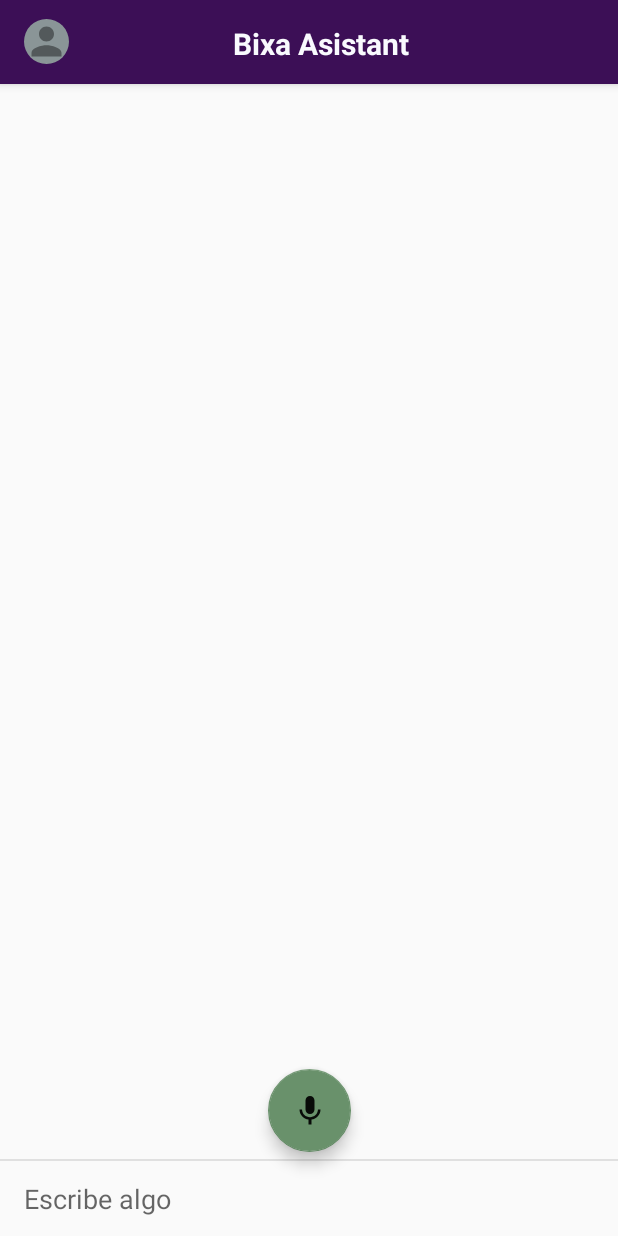
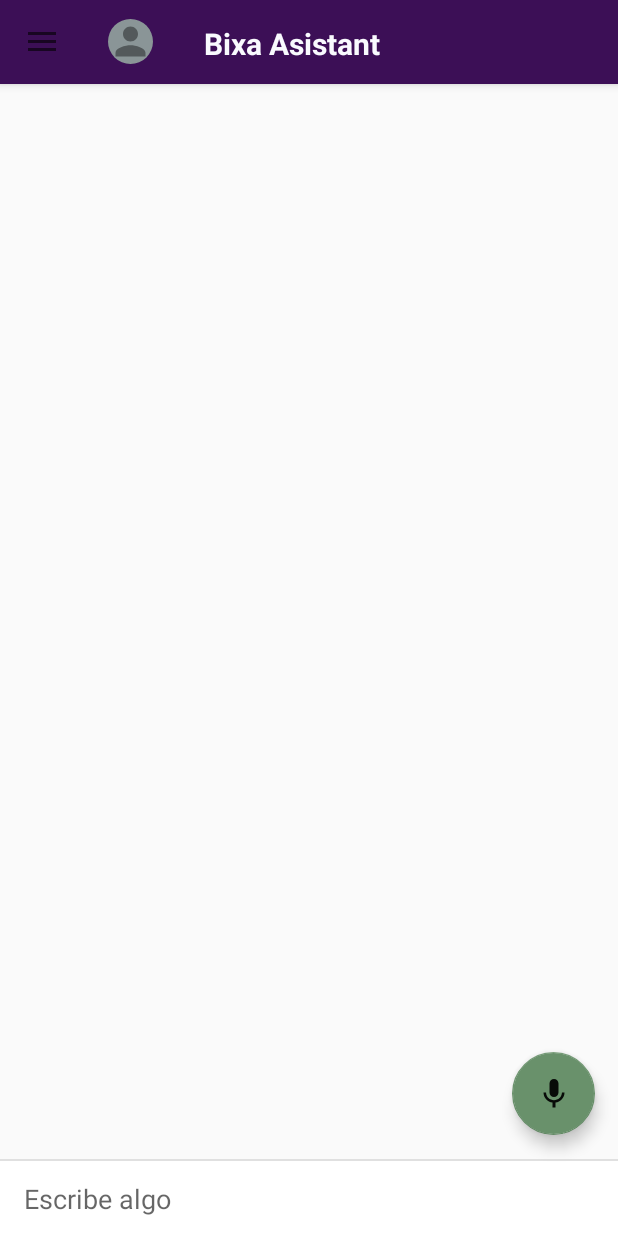
Before and after one commit to Chrisley304/Bixa_app, an Android app: the BixaMain screen opened directly, with no data from a screen before it, on a phone screen of 412 x 824 dp. Run offline under Robolectric (Android 15) with nearby library versions, the phone set to English and light mode, and no system bars; our stand-ins replace CircleImageView; Roboto replaces fonts that are not available here; 2 statements that could not run were skipped.

Commit message:
Drawer funcionando beta 1, y agregue builder de alerta al intentar cerrar sesion.

```diff
--- a/app/src/main/assets/funcionalidadesBixa.txt
+++ b/app/src/main/assets/funcionalidadesBixa.txt
@@ -1,5 +1,5 @@
 Platicar contigo
 Hacerte reír con mis chistes
-Darte las medidas y consejos sobre el COVID diecinueve
+Darte las medidas y consejos sobre el COVID 19
 Decir un dato interesante
 Programar un recordatorio o alarma
--- a/app/src/main/java/Bixa_Backend/Chis.java
+++ b/app/src/main/java/Bixa_Backend/Chis.java
@@ -14,11 +14,11 @@ public class Chis {
     final static String archivo = "chistes.txt";
     public static String getChiste(Context context) {
 
-        Scanner fileIn;
         Random chis = new Random();
         ArrayList<String> chistes = new ArrayList<>();
 
         try {
+
             // Se lee el archivo
             InputStream lector = context.getAssets().open(archivo);
             int size = lector.available();
--- a/app/src/main/java/Mensajes/PeticionUsuarioHolder.java
+++ b/app/src/main/java/Mensajes/PeticionUsuarioHolder.java
@@ -16,7 +16,6 @@ import Usuarios.Usuario;
 
 public class PeticionUsuarioHolder extends RecyclerView.ViewHolder {
     TextView mensajeUsua, horaUsuario , nombreusuario_mensaje;
-    ImageView fotoPerfilUs;
 
     PeticionUsuarioHolder(View itemView) {
         super(itemView);
@@ -24,7 +23,6 @@ public class PeticionUsuarioHolder extends RecyclerView.ViewHolder {
         mensajeUsua = (TextView) itemView.findViewById(R.id.Textvw_MensajeUsuario);
         horaUsuario = (TextView) itemView.findViewById(R.id.Textvw_HoraMenUsuario);
         nombreusuario_mensaje = (TextView) itemView.findViewById(R.id.NombreUsuario);
-        fotoPerfilUs = (ImageView) itemView.findViewById(R.id.ImagenUsuario_perfil_petUs);
     }
 
     void bind(Mensaje mensaje) {
@@ -35,9 +33,6 @@ public class PeticionUsuarioHolder extends RecyclerView.ViewHolder {
         // Crea el formato de la hora del usuario
         SimpleDateFormat dateFormat = new SimpleDateFormat("HH:mm", Locale.getDefault());
         horaUsuario.setText(dateFormat.format(mensaje.getTiempo_envio()));
-        // Inserta la foto de perfil que el usuario Ingreso
-
-//        fotoPerfilUs.setImageURI(Uri.fromFile(mensaje.getEmisor().getRuta_fotoperfil()));
 
     }
 }
--- a/app/src/main/java/com/example/login_plantilla/BixaMain.java
+++ b/app/src/main/java/com/example/login_plantilla/BixaMain.java
@@ -1,8 +1,10 @@
 package com.example.login_plantilla;
 
 import androidx.annotation.Nullable;
+import androidx.appcompat.app.ActionBarDrawerToggle;
 import androidx.appcompat.app.AlertDialog;
 import androidx.appcompat.app.AppCompatActivity;
+import androidx.appcompat.widget.Toolbar;
 import androidx.core.view.GravityCompat;
 import androidx.drawerlayout.widget.DrawerLayout;
 import androidx.recyclerview.widget.LinearLayoutManager;
@@ -10,7 +12,6 @@ import androidx.recyclerview.widget.RecyclerView;
 import android.content.ActivityNotFoundException;
 import android.content.DialogInterface;
 import android.content.Intent;
-import android.content.res.AssetManager;
 import android.net.Uri;
 import android.os.Bundle;
 import android.speech.RecognizerIntent;
@@ -18,12 +19,14 @@ import android.speech.tts.TextToSpeech;
 import android.text.Editable;
 import android.text.TextWatcher;
 import android.view.View;
-import android.widget.Button;
 import android.widget.EditText;
 import android.widget.ImageButton;
 import android.widget.TextView;
 import android.widget.Toast;
+
 import com.google.android.material.floatingactionbutton.FloatingActionButton;
+import com.google.android.material.navigation.NavigationView;
+
 import java.util.ArrayList;
 import java.util.Locale;
 import Mensajes.ListaMensajes;
@@ -35,40 +38,63 @@ import de.hdodenhof.circleimageview.CircleImageView;
 public class BixaMain extends AppCompatActivity {
     // Variable final requerida para el Speach to text
     private static final int REQ_CODE_SPEECH_INPUT = 100;
+
+    // Variables para controlar el menu despegable
     DrawerLayout dwly;
+    Toolbar barra_herramientas;
+    NavigationView navView;
 
+    // Variables para la 'mensajeria'
     private RecyclerView mMessageRecycler;
     private ListaMensajes mMessageAdapter;
     private ImageButton Boton_Enviar;
     EditText Texto_porEnviar;
+    ArrayList<Mensaje> messageList = new ArrayList<>();
+
+    // Variables para la  "I.A."
     Usuario user;
     String username;
-    ArrayList<Mensaje> messageList = new ArrayList<>();
     FloatingActionButton BotonHablar;
     private TextToSpeech VozBixa;
+    Bixa bixa = new Bixa();
+
+    // Para la personalizacion de los menus
     CircleImageView BotonFotoperfil,fotopfDrawer;
-    Bixa bixa = new Bixa();
     TextView nombreNavbar;
     TextView usernameNavbar;
 
     protected void onCreate(Bundle savedInstanceState) {
         super.onCreate(savedInstanceState);
-        setContentView(R.layout.bixa_mensajes);
+        setContentView(R.layout.bixa_main);
+
+        // Inicializacion de variables:
+
+        // Navbar
+        dwly = findViewById(R.id.DrawerLayout);
+        BotonFotoperfil = findViewById(R.id.BotonNavDrawer);
+        fotopfDrawer = findViewById(R.id.FotoPerfilDrawer);
+        nombreNavbar = findViewById(R.id.Nombre_navbar);
+        usernameNavbar = findViewById(R.id.Username_navbar);
+        barra_herramientas = findViewById(R.id.toolbar);
+
+        // Actividad Principal (Bixa)
         Boton_Enviar = findViewById(R.id.BotonEnviarMens);
         Texto_porEnviar = findViewById(R.id.Edittxt_mensaje);
         BotonHablar = findViewById(R.id.BotonSpeachtt);
-        dwly = findViewById(R.id.DrawerLayout);
-        nombreNavbar = findViewById(R.id.Nombre_navbar);
-        usernameNavbar = findViewById(R.id.Username_navbar);
-        BotonFotoperfil = findViewById(R.id.BotonNavDrawer);
-        fotopfDrawer = findViewById(R.id.FotoPerfilDrawer);
 
+        // Accion nesesaria para la barra de herramientas
+//        setSupportActionBar(barra_herramientas);
+
+        // Para el menu despegable:
+        ActionBarDrawerToggle toggle = new ActionBarDrawerToggle(this,dwly,barra_herramientas,R.string.navigation_drawer_open,R.string.navigation_drawer_close);
+        dwly.addDrawerListener(toggle);
+        toggle.syncState();
 
         username = getIntent().getStringExtra("Usuario");
         user = BienvenidaActivity.UsuariosRegistrados.get(username);
         String nombreCompleto = user.getNombre() + " " + user.getApellido();
-        nombreNavbar.setText(nombreCompleto);
-        usernameNavbar.setText(username);
+        /*nombreNavbar.setText(nombreCompleto);
+        usernameNavbar.setText(username);*/
 
         // Si el usuario agrego foto de perfil, se colocara
         if (user.getRuta_fotoperfil() != null){
@@ -101,7 +127,7 @@ public class BixaMain extends AppCompatActivity {
         BotonFotoperfil.setOnClickListener(new View.OnClickListener() {
             @Override
             public void onClick(View v) {
-                ClickMenu(v);
+                Toast.makeText(BixaMain.this,"En construccion",Toast.LENGTH_SHORT).show();
             }
         });
 
@@ -190,37 +216,16 @@ public class BixaMain extends AppCompatActivity {
         }
     }
 
-    public void ClickMenu(View view){
-        openDrawer(dwly);
-    }
-
-    private void openDrawer(DrawerLayout drawerLayout) {
-        // Se abre el menu drawer
-        drawerLayout.openDrawer(GravityCompat.START);
-    }
-
-    public void ClickFotoPerfil(View view){
-        closeDrawer(dwly);
-    }
-
-    public void closeDrawer(DrawerLayout drawerLayout){
-        // Se cierra el menu
-        // Pero primero se verifica que este abierto en primer lugar
+    @Override
+    public void onBackPressed() {
         if(dwly.isDrawerOpen(GravityCompat.START)){
-            // Si esta abierto, se procede a cerrar
             dwly.closeDrawer(GravityCompat.START);
+        }else {
+            ClickCerrarSesion();
         }
     }
 
-    public void ClickBixa(View view){
-        recreate();
-    }
-
-    public void ClickEditPerfil(View view){
-        // Se redirige a la actividad de Editat Perfil
-        Toast.makeText(this,"EN CONSTRUCCION",Toast.LENGTH_SHORT).show();
-    }
-    public void ClickCerrarSesion(View view){
+    public void ClickCerrarSesion(){
         // Se redirige a la actividad de Editat Perfil
         AlertDialog.Builder builder = new AlertDialog.Builder(this);
         builder.setTitle("Cerrar Sesion");
@@ -241,9 +246,4 @@ public class BixaMain extends AppCompatActivity {
         builder.show();
     }
 
-    @Override
-    protected void onPause() {
-        super.onPause();
-        closeDrawer(dwly);
-    }
 }
--- /dev/null
+++ b/app/src/main/res/drawable/ic_device_unknown_24px.xml
@@ -0,0 +1,7 @@
+<vector android:alpha="0.87" android:height="24dp"
+    android:viewportHeight="24" android:viewportWidth="24"
+    android:width="24dp" xmlns:android="http://schemas.android.com/apk/res/android">
+    <path android:fillAlpha="0.3" android:fillColor="#FF000000"
+        android:pathData="M7,19h10L17,5L7,5v14zM13,18h-2v-2h2v2zM12,6.72c1.96,0 3.5,1.51 3.5,3.47 0,2.26 -2.62,2.49 -2.62,4.45h-1.76c0,-2.88 2.63,-2.7 2.63,-4.45 0,-0.93 -0.82,-1.75 -1.75,-1.75s-1.75,0.82 -1.75,1.75L8.5,10.19c0,-1.95 1.54,-3.47 3.5,-3.47z" android:strokeAlpha="0.3"/>
+    <path android:fillColor="#FF000000" android:pathData="M11,16h2v2h-2zM17,1L7,1c-1.1,0 -2,0.9 -2,2v18c0,1.1 0.9,2 2,2h10c1.1,0 2,-0.9 2,-2L19,3c0,-1.1 -0.9,-2 -2,-2zM17,19L7,19L7,5h10v14zM12,8.44c0.93,0 1.75,0.82 1.75,1.75 0,1.75 -2.63,1.57 -2.63,4.45h1.76c0,-1.96 2.62,-2.19 2.62,-4.45 0,-1.96 -1.54,-3.47 -3.5,-3.47s-3.5,1.52 -3.5,3.47h1.75c0,-0.93 0.82,-1.75 1.75,-1.75z"/>
+</vector>
--- /dev/null
+++ b/app/src/main/res/drawable/ic_logout_24px.xml
@@ -0,0 +1,5 @@
+<vector android:alpha="0.87" android:height="24dp"
+    android:viewportHeight="24" android:viewportWidth="24"
+    android:width="24dp" xmlns:android="http://schemas.android.com/apk/res/android">
+    <path android:fillColor="#FF000000" android:pathData="M5,5h7V3H5C3.9,3 3,3.9 3,5v14c0,1.1 0.9,2 2,2h7v-2H5V5zM21,12l-4,-4v3H9v2h8v3L21,12z"/>
+</vector>
--- a/app/src/main/res/layout/barra_herramientzs.xml
+++ /dev/null
@@ -1,55 +0,0 @@
-<?xml version="1.0" encoding="utf-8"?>
-<LinearLayout xmlns:android="http://schemas.android.com/apk/res/android"
-    android:layout_width="match_parent"
-    android:layout_height="match_parent"
-    xmlns:app="http://schemas.android.com/apk/res-auto"
-    android:orientation="horizontal">
-
-
-
-    <com.google.android.material.appbar.AppBarLayout
-        android:id="@+id/layout_group_chat"
-        android:layout_width="match_parent"
-        android:layout_height="wrap_content"
-        android:fitsSystemWindows="true"
-        android:orientation="vertical">
-
-        <androidx.appcompat.widget.Toolbar
-            android:id="@+id/toolbar_mensajes"
-            android:layout_width="match_parent"
-            android:layout_height="?attr/actionBarSize"
-            android:theme="@style/Widget.AppCompat.Toolbar"
-            app:popupTheme="@style/Theme.AppCompat.Light">
-
-            <de.hdodenhof.circleimageview.CircleImageView
-                android:id="@+id/BotonNavDrawer"
-                android:layout_width="30dp"
-                android:layout_height="30dp"
-                android:background="@drawable/circulo_foto_perfil"
-                android:src="@drawable/ic_baseline_person_24" />
-
-            <TextView
-                android:layout_width="wrap_content"
-                android:layout_height="25sp"
-                android:layout_marginStart="125dp"
-                android:text="Bixa Asistant"
-                android:textAlignment="center"
-                android:textColor="@color/blanco_chido"
-                android:textSize="20sp"
-                android:textStyle="bold" />
-
-        </androidx.appcompat.widget.Toolbar>
-    </com.google.android.material.appbar.AppBarLayout>
-
-    <RelativeLayout
-        android:layout_width="300dp"
-        android:layout_height="match_parent"
-        android:layout_gravity="start"
-        android:background="#FFFF">
-
-        <include
-            layout="@layout/drawer_nav"/>
-
-    </RelativeLayout>
-
-</LinearLayout>
--- a/app/src/main/res/layout/bixa_mensajes.xml
+++ b/app/src/main/res/layout/bixa_main.xml
@@ -2,30 +2,67 @@
 <androidx.drawerlayout.widget.DrawerLayout xmlns:android="http://schemas.android.com/apk/res/android"
     xmlns:app="http://schemas.android.com/apk/res-auto"
     xmlns:tools="http://schemas.android.com/tools"
+    android:id="@+id/DrawerLayout"
     android:layout_width="match_parent"
     android:layout_height="match_parent"
-    android:id="@+id/DrawerLayout">
+    android:fitsSystemWindows="true">
+
+    <com.google.android.material.navigation.NavigationView
+        android:id="@+id/nav_view"
+        android:layout_width="wrap_content"
+        android:layout_height="match_parent"
+        android:layout_gravity="start"
+        app:headerLayout="@layout/drawer_nav"
+        app:menu="@menu/menu_main" />
 
     <androidx.constraintlayout.widget.ConstraintLayout
         android:layout_width="match_parent"
         android:layout_height="match_parent">
 
-        <include
-            android:id="@+id/include3"
-            layout="@layout/barra_herramientzs"
-            tools:layout_editor_absoluteX="0dp"
-            tools:layout_editor_absoluteY="-35dp" />
+        <com.google.android.material.appbar.AppBarLayout
+            android:id="@+id/layout_group_chat"
+            android:layout_width="match_parent"
+            android:layout_height="wrap_content"
+            android:fitsSystemWindows="true"
+            android:orientation="vertical"
+            app:layout_constraintTop_toTopOf="parent">
+
+            <androidx.appcompat.widget.Toolbar
+                android:id="@+id/toolbar"
+                android:layout_width="match_parent"
+                android:layout_height="?attr/actionBarSize"
+                android:theme="@style/Widget.AppCompat.Toolbar"
+                app:popupTheme="@style/Theme.AppCompat.Light">
+
+                <de.hdodenhof.circleimageview.CircleImageView
+                    android:id="@+id/BotonNavDrawer"
+                    android:layout_width="30dp"
+                    android:layout_height="30dp"
+                    android:background="@drawable/circulo_foto_perfil"
+                    android:src="@drawable/ic_baseline_person_24" />
+
+                <TextView
+                    android:layout_width="wrap_content"
+                    android:layout_height="25sp"
+                    android:layout_marginStart="50dp"
+                    android:gravity="center"
+                    android:text="Bixa Asistant"
+                    android:textAlignment="center"
+                    android:textColor="@color/blanco_chido"
+                    android:textSize="20sp"
+                    android:textStyle="bold" />
+
+            </androidx.appcompat.widget.Toolbar>
+        </com.google.android.material.appbar.AppBarLayout>
 
         <androidx.recyclerview.widget.RecyclerView
             android:id="@+id/recycler_gchat"
-            android:layout_width="421dp"
-            android:layout_height="652dp"
+            android:layout_width="match_parent"
+            android:layout_height="match_parent"
             android:layout_marginBottom="16dp"
             app:layout_constrainedHeight="true"
             app:layout_constraintBottom_toTopOf="@+id/text_gchat_indicator"
-            app:layout_constraintTop_toTopOf="parent"
-            app:layout_constraintVertical_bias="0.733"
-            tools:layout_editor_absoluteX="4dp" />
+            app:layout_constraintTop_toBottomOf="@+id/layout_group_chat" />
 
         <TextView
             android:id="@+id/text_gchat_indicator"
@@ -47,16 +84,17 @@
             android:id="@+id/layout_gchat_chatbox"
             android:layout_width="match_parent"
             android:layout_height="50dp"
+            android:background="#FFFFFF"
             app:layout_constraintBottom_toBottomOf="parent"
             app:layout_constraintStart_toStartOf="parent">
 
 
             <EditText
-                android:layout_marginStart="16dp"
                 android:id="@+id/Edittxt_mensaje"
                 android:layout_width="match_parent"
-                android:layout_height="wrap_content"
+                android:layout_height="match_parent"
                 android:layout_centerVertical="true"
+                android:layout_marginStart="16dp"
                 android:background="@android:color/transparent"
                 android:hint="@string/escribe_algo"
                 android:inputType="text"
@@ -74,7 +112,7 @@
                 android:layout_marginBottom="5dp"
                 android:background="@drawable/circulo"
                 android:src="@drawable/ic_arrow_upward_24px"
-                android:visibility="gone"/>
+                android:visibility="gone" />
 
         </RelativeLayout>
 
@@ -82,12 +120,11 @@
             android:id="@+id/BotonSpeachtt"
             android:layout_width="55dp"
             android:layout_height="72dp"
-            android:layout_marginBottom="56dp"
             android:clickable="true"
             app:backgroundTint="@color/colorSecondary"
-            app:layout_constraintBottom_toBottomOf="parent"
+            app:layout_constraintBottom_toBottomOf="@+id/recycler_gchat"
             app:layout_constraintEnd_toEndOf="parent"
-            app:layout_constraintHorizontal_bias="0.501"
+            app:layout_constraintHorizontal_bias="0.957"
             app:layout_constraintStart_toStartOf="parent"
             app:srcCompat="@drawable/ic_mic_24px" />
 
--- /dev/null
+++ b/app/src/main/res/menu/menu_main.xml
@@ -0,0 +1,37 @@
+<?xml version="1.0" encoding="utf-8"?>
+<menu xmlns:android="http://schemas.android.com/apk/res/android">
+
+    <group android:checkableBehavior="single">
+
+        <item
+            android:id="@+id/nav_bixa"
+            android:icon="@drawable/ic_contact_support_24px"
+            android:title="Asistente" />
+
+
+        <item
+            android:id="@+id/nav_about"
+            android:icon="@drawable/ic_device_unknown_24px"
+            android:title="Acerca de la app"/>
+
+    </group>
+
+    <group android:checkableBehavior="single">
+
+        <item android:title="Perfil">
+            <menu>
+                <item
+                    android:id="@+id/nav_editPerf"
+                    android:icon="@drawable/ic_perm_identity_24px"
+                    android:title="Editar Perfil" />
+
+                <item
+                    android:id="@+id/nav_logout"
+                    android:icon="@drawable/ic_logout_24px"
+                    android:title="Cerrar Sesión" />
+            </menu>
+        </item>
+
+    </group>
+
+</menu>
--- a/app/src/main/res/values/strings.xml
+++ b/app/src/main/res/values/strings.xml
@@ -9,4 +9,8 @@
     <string name="PrimeraVez">Hola, bienvenido a Bixa.</string>
     <string name="nombre">Nombre(s)</string>
     <string name="escribe_algo">Escribe algo</string>
+
+    <string name="navigation_drawer_open">Abrir menu despegable</string>
+    <string name="navigation_drawer_close">Cerrar menu despegable</string>
+
 </resources>
```
Also changed, not shown: app/src/main/res/layout/drawer_nav.xml (+44 -43 lines), app/src/main/res/layout/peticiones_usuario.xml (+6 -13 lines).
